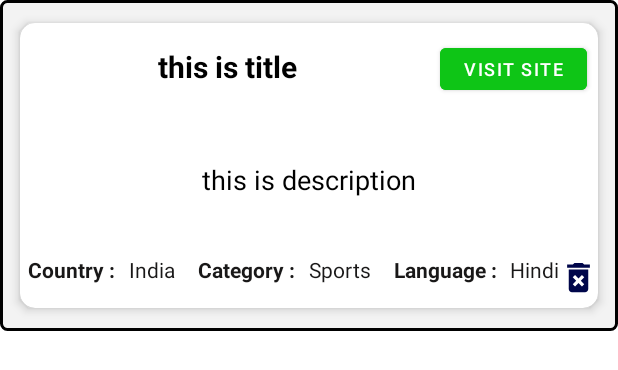
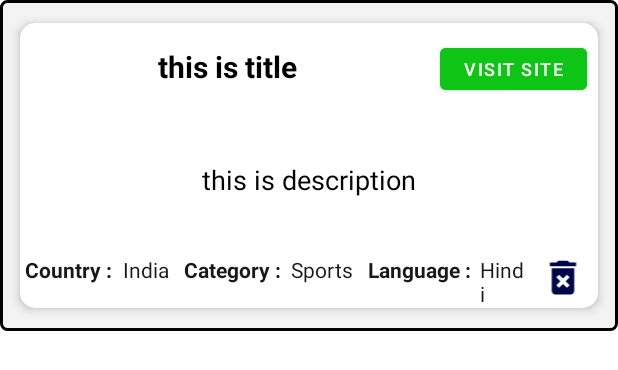
Before and after one commit to shil-alone/News-Hunt, an Android app: the layout saved_source_item.xml on its own in the app's theme, with its tools: preview values and no code run, on a phone screen of 412 x 824 dp. Shown: the top 370 px of the screen. Run offline under Robolectric (Android 15) with nearby library versions, the phone set to English and light mode, and no system bars; network calls fail; Roboto replaces fonts that are not available here.

```diff
--- a/app/src/main/java/com/codershil/newshunt/activities/MainActivity.java
+++ b/app/src/main/java/com/codershil/newshunt/activities/MainActivity.java
@@ -61,7 +61,6 @@ public class MainActivity extends AppCompatActivity implements NewsItemClicked,S
      * sourceList : list of the source objects
      * savedNewsList : list of news to be saved on sql lite database
      * savedSourceList : list of source to be saved on sql lite database
-     *
      */
     ArrayList<News> newsList = new ArrayList<>() ;
     ArrayList<Source> sourceList = new ArrayList<>() ;
--- a/app/src/main/res/layout/saved_source_item.xml
+++ b/app/src/main/res/layout/saved_source_item.xml
@@ -88,12 +88,13 @@
         <TextView
             android:layout_width="wrap_content"
             android:layout_height="match_parent"
-            android:layout_marginLeft="5dp"
+            android:layout_marginLeft="3dp"
+            android:layout_weight="1"
             android:fontFamily="@font/bubbler_one"
             android:text="Country : "
-            android:textStyle="bold"
             android:textColor="#191818"
             android:textSize="14sp"
+            android:textStyle="bold"
             app:layout_constraintLeft_toLeftOf="parent"
             app:layout_constraintTop_toBottomOf="@+id/txtDescription" />
 
@@ -101,7 +102,8 @@
             android:id="@+id/txtCon"
             android:layout_width="wrap_content"
             android:layout_height="match_parent"
-            android:layout_marginLeft="5dp"
+            android:layout_marginLeft="3dp"
+            android:layout_weight="0.5"
             android:fontFamily="@font/bubbler_one"
             android:text="India"
             android:textColor="#191818"
@@ -112,12 +114,13 @@
         <TextView
             android:layout_width="wrap_content"
             android:layout_height="match_parent"
-            android:layout_marginLeft="15dp"
+            android:layout_marginLeft="10dp"
+            android:layout_weight="1"
             android:fontFamily="@font/bubbler_one"
             android:text="Category : "
             android:textColor="#191818"
+            android:textSize="14sp"
             android:textStyle="bold"
-            android:textSize="14sp"
             app:layout_constraintLeft_toLeftOf="parent"
             app:layout_constraintTop_toBottomOf="@+id/txtDescription" />
 
@@ -125,7 +128,8 @@
             android:id="@+id/txtCat"
             android:layout_width="wrap_content"
             android:layout_height="match_parent"
-            android:layout_marginLeft="5dp"
+            android:layout_marginLeft="3dp"
+            android:layout_weight="0.5"
             android:fontFamily="@font/bubbler_one"
             android:text="Sports"
             android:textColor="#191818"
@@ -136,12 +140,13 @@
         <TextView
             android:layout_width="wrap_content"
             android:layout_height="match_parent"
-            android:layout_marginLeft="15dp"
+            android:layout_marginLeft="10dp"
+            android:layout_weight="1"
             android:fontFamily="@font/bubbler_one"
             android:text="Language : "
             android:textColor="#191818"
+            android:textSize="14sp"
             android:textStyle="bold"
-            android:textSize="14sp"
             app:layout_constraintLeft_toLeftOf="parent"
             app:layout_constraintTop_toBottomOf="@+id/txtDescription" />
 
@@ -149,7 +154,8 @@
             android:id="@+id/txtLanguage"
             android:layout_width="wrap_content"
             android:layout_height="match_parent"
-            android:layout_marginLeft="5dp"
+            android:layout_marginLeft="3dp"
+            android:layout_weight="0.5"
             android:fontFamily="@font/bubbler_one"
             android:text="Hindi"
             android:textColor="#191818"
```
Also changed, not shown: app/src/main/res/layout/source_item.xml (+15 -9 lines).
